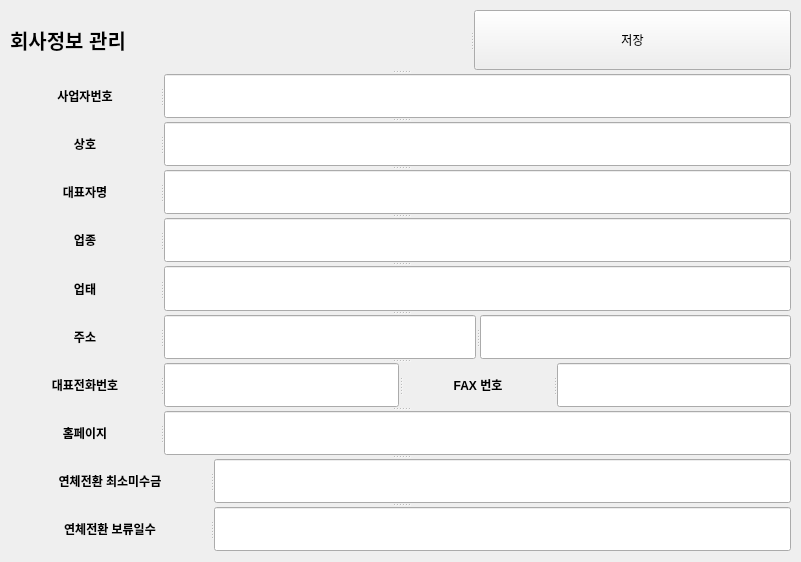
Old version of the form app/ui/company_info.ui in the repository DY-Microfinance-Customer-Management/dymf-algorithm.
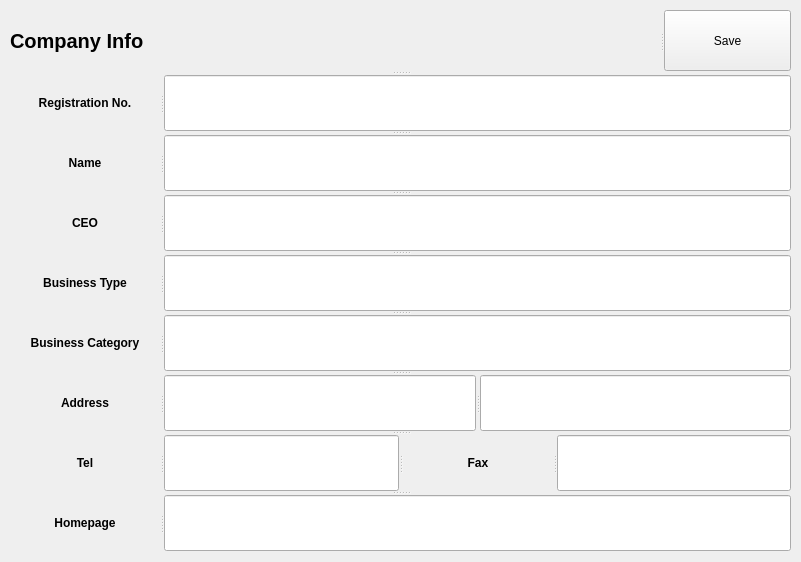
New version of the form.

What changed in the file:
```diff
--- a/app/ui/company_info.ui
+++ b/app/ui/company_info.ui
@@ -31,6 +31,18 @@
       <enum>Qt::Horizontal</enum>
      </property>
      <widget class="QLabel" name="label">
+      <property name="minimumSize">
+       <size>
+        <width>650</width>
+        <height>0</height>
+       </size>
+      </property>
+      <property name="maximumSize">
+       <size>
+        <width>650</width>
+        <height>16777215</height>
+       </size>
+      </property>
       <property name="font">
        <font>
         <pointsize>15</pointsize>
@@ -39,12 +51,12 @@
        </font>
       </property>
       <property name="text">
-       <string>회사정보 관리</string>
+       <string>Company Info</string>
       </property>
      </widget>
      <widget class="QPushButton" name="pushButton">
       <property name="text">
-       <string>저장</string>
+       <string>Save</string>
       </property>
      </widget>
     </widget>
@@ -72,7 +84,7 @@
        </font>
       </property>
       <property name="text">
-       <string>사업자번호</string>
+       <string>Registration No.</string>
       </property>
       <property name="alignment">
        <set>Qt::AlignCenter</set>
@@ -104,7 +116,7 @@
        </font>
       </property>
       <property name="text">
-       <string>상호</string>
+       <string>Name</string>
       </property>
       <property name="alignment">
        <set>Qt::AlignCenter</set>
@@ -136,7 +148,7 @@
        </font>
       </property>
       <property name="text">
-       <string>대표자명</string>
+       <string>CEO</string>
       </property>
       <property name="alignment">
        <set>Qt::AlignCenter</set>
@@ -168,7 +180,7 @@
        </font>
       </property>
       <property name="text">
-       <string>업종</string>
+       <string>Business Type</string>
       </property>
       <property name="alignment">
        <set>Qt::AlignCenter</set>
@@ -200,7 +212,7 @@
        </font>
       </property>
       <property name="text">
-       <string>업태</string>
+       <string>Business Category</string>
       </property>
       <property name="alignment">
        <set>Qt::AlignCenter</set>
@@ -232,7 +244,7 @@
        </font>
       </property>
       <property name="text">
-       <string>주소</string>
+       <string>Address</string>
       </property>
       <property name="alignment">
        <set>Qt::AlignCenter</set>
@@ -274,7 +286,7 @@
         </font>
        </property>
        <property name="text">
-        <string>대표전화번호</string>
+        <string>Tel</string>
        </property>
        <property name="alignment">
         <set>Qt::AlignCenter</set>
@@ -306,7 +318,7 @@
         </font>
        </property>
        <property name="text">
-        <string>FAX 번호</string>
+        <string>Fax</string>
        </property>
        <property name="alignment">
         <set>Qt::AlignCenter</set>
@@ -339,77 +351,13 @@
        </font>
       </property>
       <property name="text">
-       <string>홈페이지</string>
+       <string>Homepage</string>
       </property>
       <property name="alignment">
        <set>Qt::AlignCenter</set>
       </property>
      </widget>
-     <widget class="QLineEdit" name="lineEdit_10"/>
-    </widget>
-    <widget class="QSplitter" name="splitter_12">
-     <property name="orientation">
-      <enum>Qt::Horizontal</enum>
-     </property>
-     <widget class="QLabel" name="label_12">
-      <property name="minimumSize">
-       <size>
-        <width>200</width>
-        <height>0</height>
-       </size>
-      </property>
-      <property name="maximumSize">
-       <size>
-        <width>200</width>
-        <height>16777215</height>
-       </size>
-      </property>
-      <property name="font">
-       <font>
-        <weight>75</weight>
-        <bold>true</bold>
-       </font>
-      </property>
-      <property name="text">
-       <string>연체전환 최소미수금</string>
-      </property>
-      <property name="alignment">
-       <set>Qt::AlignCenter</set>
-      </property>
-     </widget>
-     <widget class="QLineEdit" name="lineEdit_12"/>
-    </widget>
-    <widget class="QSplitter" name="splitter_11">
-     <property name="orientation">
-      <enum>Qt::Horizontal</enum>
-     </property>
-     <widget class="QLabel" name="label_11">
-      <property name="minimumSize">
-       <size>
-        <width>200</width>
-        <height>0</height>
-       </size>
-      </property>
-      <property name="maximumSize">
-       <size>
-        <width>200</width>
-        <height>16777215</height>
-       </size>
-      </property>
-      <property name="font">
-       <font>
-        <weight>75</weight>
-        <bold>true</bold>
-       </font>
-      </property>
-      <property name="text">
-       <string>연체전환 보류일수</string>
-      </property>
-      <property name="alignment">
-       <set>Qt::AlignCenter</set>
-      </property>
-     </widget>
-     <widget class="QLineEdit" name="lineEdit_11"/>
+     <widget class="QLineEdit" name="companyHompage"/>
     </widget>
    </widget>
   </widget>
```
Left out of the diff: 20 changed lines with no effect on the pictures.
